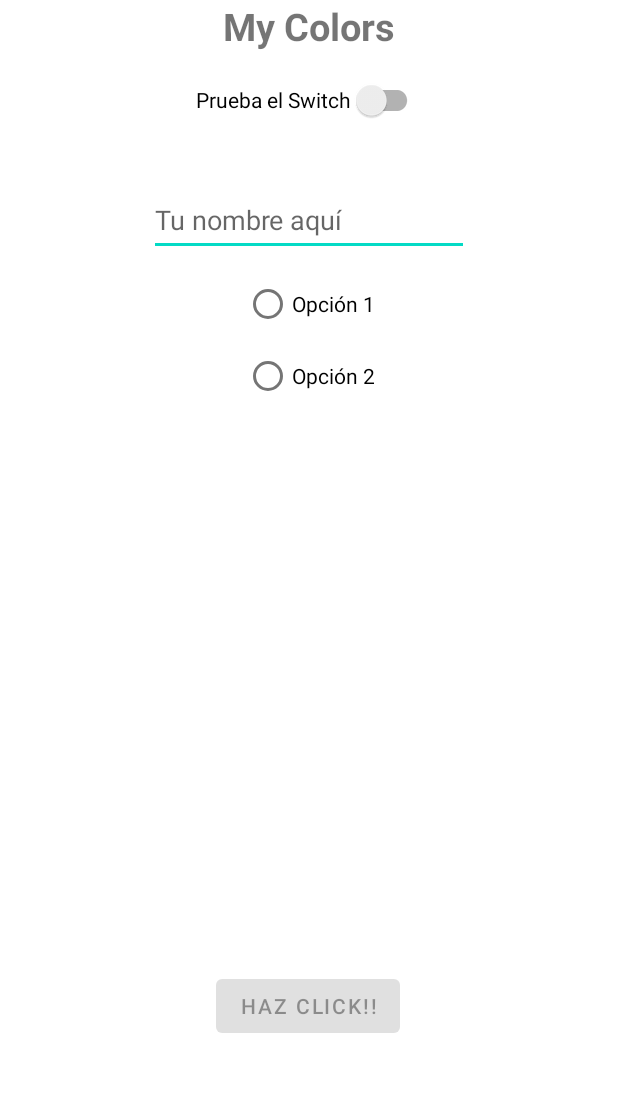
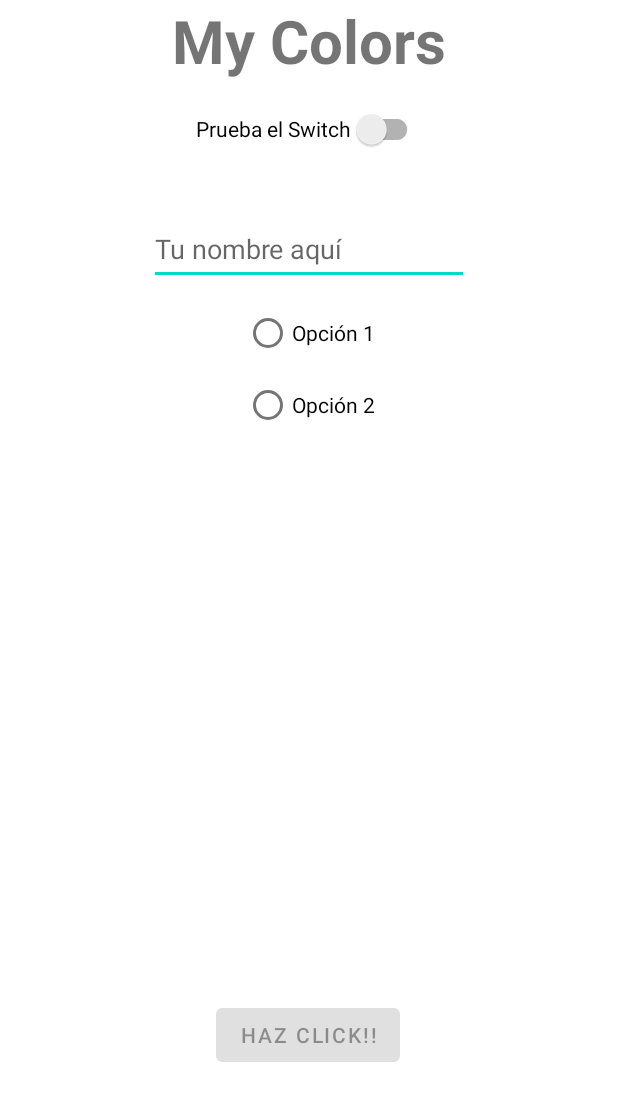
Before and after one commit to Fer457/Ejercicios1y2Fer, an Android app: the layout activity_main.xml on its own in the app's theme, with its tools: preview values and no code run, on a phone screen of 412 x 824 dp. Shown: the top 1101 px of the screen. Run offline under Robolectric (Android 15) with nearby library versions, the phone set to English and light mode, and no system bars.

```diff
--- a/app/src/main/res/layout/activity_main.xml
+++ b/app/src/main/res/layout/activity_main.xml
@@ -15,8 +15,9 @@
         app:layout_constraintEnd_toEndOf="parent"
         app:layout_constraintStart_toStartOf="parent"
         app:layout_constraintTop_toTopOf="parent"
-        android:textSize="25sp"
-        tools:text="My Colors" />
+        android:textSize="40sp"
+        android:text="@string/mycolors"
+        />
 
     <androidx.appcompat.widget.SwitchCompat
         android:id="@+id/switch1"
--- a/app/src/main/res/values/strings.xml
+++ b/app/src/main/res/values/strings.xml
@@ -5,4 +5,5 @@
     <string name="rb1text">Opción 1</string>
     <string name="rb2text">Opción 2</string>
     <string name="edhint">Tu nombre aquí</string>
+    <string name="mycolors">My Colors</string>
 </resources>
```
Also changed, not shown: app/build.gradle (+4 -4 lines), app/src/main/java/com/example/ejerciciofer/MainActivity.kt (+10 -10 lines).
